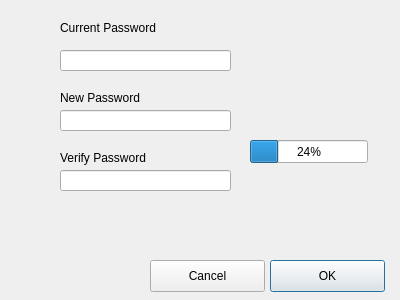
Above: changepassword.ui from scott1541/GroupProject before the change. Below: the same form after it.
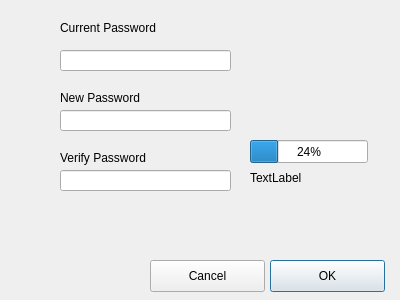
That is the form after the change.

The edit to the form file:
```diff
--- a/changepassword.ui
+++ b/changepassword.ui
@@ -121,6 +121,19 @@
     <string>Cancel</string>
    </property>
   </widget>
+  <widget class="QLabel" name="label_4">
+   <property name="geometry">
+    <rect>
+     <x>250</x>
+     <y>170</y>
+     <width>59</width>
+     <height>16</height>
+    </rect>
+   </property>
+   <property name="text">
+    <string>TextLabel</string>
+   </property>
+  </widget>
  </widget>
  <resources/>
  <connections/>
```
